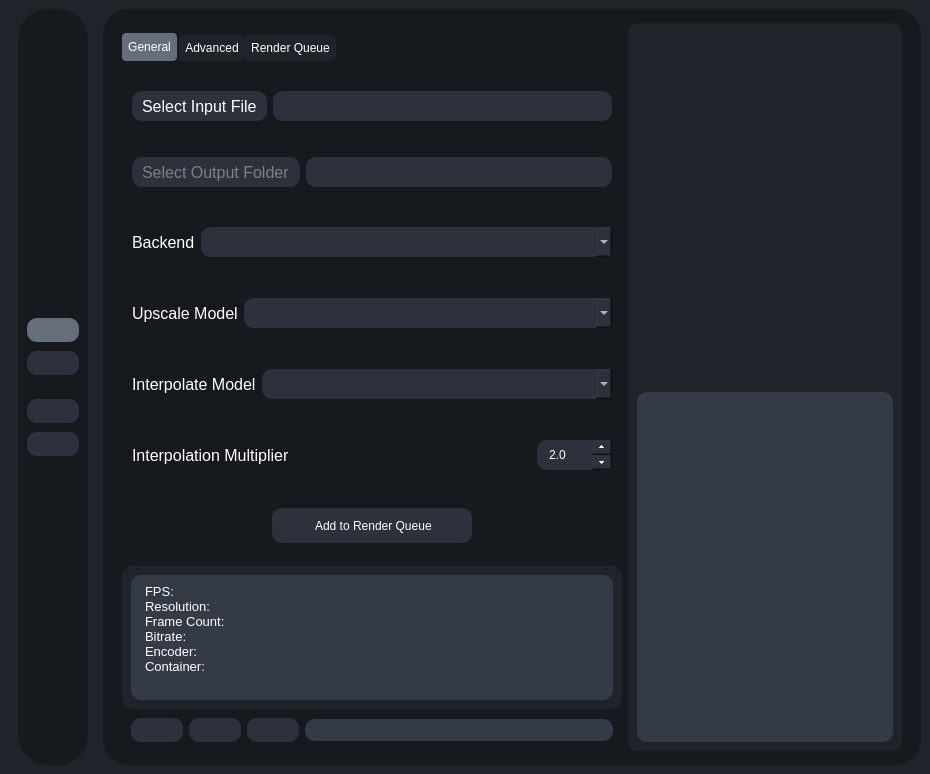
This is testRVEInterface.ui in gokulmc/enhance_crop as Qt 5 draws it before an edit. The edited form follows.
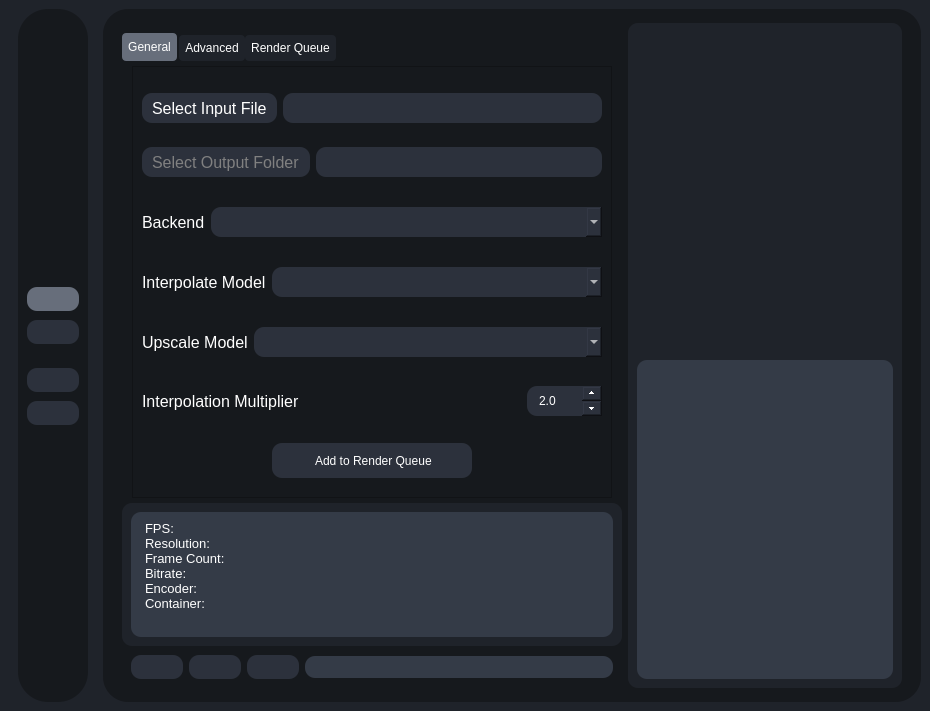
This is the edited form. The open tabs and pages were chosen to show the change. Icons and pictures are not drawn.

Commit message: add scroll menus to allow for gui to be more compact

```diff
--- a/testRVEInterface.ui
+++ b/testRVEInterface.ui
@@ -90,7 +90,61 @@
 color:#fff;
 background-color:#fff;
 }
+QScrollBar:vertical{
+	max-width: 8px;
+	}
+QScrollBar:horizontal{
+	max-height: 8px;
+	}
+QScrollBar::handle{
+		border-radius:4px;
+        background: #fff;
+}
 
+
+        QScrollBar::handle:vertical:hover {
+            background: gray;
+        }
+
+        QScrollBar::add-line:vertical, QScrollBar::sub-line:vertical {
+            border: none;
+            background: transparent;
+            width: 0px;
+            height: 0px;
+        }
+
+        QScrollBar::up-arrow:vertical, QScrollBar::down-arrow:vertical {
+            border: none;
+            background: none;
+        }
+
+        /* Horizontal scrollbar */
+        
+
+        QScrollBar::handle:horizontal:hover {
+            background: #0c66c2;
+        }
+
+        QScrollBar::add-line:horizontal, QScrollBar::sub-line:horizontal {
+            border: none;
+            background: #f0f0f0;
+            height: 0px;
+            width: 0px;
+        }
+
+        QScrollBar::left-arrow:horizontal, QScrollBar::right-arrow:horizontal {
+            border: none;
+            background: none;
+        }
+
+QScrollBar:vertical{
+		background:transparent; /*change background here*/
+		color:#2c313c;
+}
+QScrollBar:horizontal{
+		background:#2c313c; /*change background here*/
+		color:transparent;
+}
 </string>
   </property>
   <widget class="QWidget" name="centralwidget">
@@ -184,68 +238,7 @@
 border-radius: 10px;
 padding:5px 10px;
 }
-
-QScrollBar::handle:vertical {
-            background: #fff;
-			color: black;
-            min-height: 30px;
-            border-radius: 6px;
-        }
-
-        QScrollBar::handle:vertical:hover {
-            background: gray;
-        }
-
-        QScrollBar::add-line:vertical, QScrollBar::sub-line:vertical {
-            border: none;
-            background: transparent;
-            width: 0px;
-            height: 0px;
-        }
-
-        QScrollBar::up-arrow:vertical, QScrollBar::down-arrow:vertical {
-            border: none;
-            background: none;
-        }
-
-        /* Horizontal scrollbar */
-        QScrollBar:horizontal {
-            border: 1px solid #bbb;
-            background: #f0f0f0;
-            height: 12px;
-            margin: 0px, 0px, 0px, 0px;
-        }
-
-        QScrollBar::handle:horizontal {
-            background: #4285f4;
-            min-width: 30px;
-            border-radius: 6px;
-        }
-
-        QScrollBar::handle:horizontal:hover {
-            background: #0c66c2;
-        }
-
-        QScrollBar::add-line:horizontal, QScrollBar::sub-line:horizontal {
-            border: none;
-            background: #f0f0f0;
-            height: 0px;
-            width: 0px;
-        }
-
-        QScrollBar::left-arrow:horizontal, QScrollBar::right-arrow:horizontal {
-            border: none;
-            background: none;
-        }
-
-QScrollBar:vertical{
-		background:#2c313c; /*change background here*/
-		color:transparent;
-}
-QScrollBar:horizontal{
-		background:#2c313c; /*change background here*/
-		color:transparent;
-}</string>
+</string>
              </property>
              <layout class="QGridLayout" name="gridLayout_2">
               <item row="4" column="0">
@@ -583,61 +576,7 @@
             QTabBar::tab:only-one {
                 margin: 0; /* if there is only one tab, it should not overlap */
             }
-QScrollBar::handle:vertical {
-            background: #fff;
-            min-height: 30px;
-            border-radius: 6px;
-        }
 
-        QScrollBar::handle:vertical:hover {
-            background: gray;
-        }
-
-        QScrollBar::add-line:vertical, QScrollBar::sub-line:vertical {
-            border: none;
-            background: transparent;
-            width: 0px;
-            height: 0px;
-        }
-
-        QScrollBar::up-arrow:vertical, QScrollBar::down-arrow:vertical {
-            border: none;
-            background: none;
-        }
-
-        /* Horizontal scrollbar */
-        
-        QScrollBar::handle:horizontal {
-            background: #4285f4;
-            min-width: 30px;
-            border-radius: 6px;
-        }
-
-        QScrollBar::handle:horizontal:hover {
-            background: #0c66c2;
-        }
-
-        QScrollBar::add-line:horizontal, QScrollBar::sub-line:horizontal {
-            border: none;
-            background: #f0f0f0;
-            height: 0px;
-            width: 0px;
-        }
-
-        QScrollBar::left-arrow:horizontal, QScrollBar::right-arrow:horizontal {
-            border: none;
-            background: none;
-        }
-
-QScrollBar:vertical{
-		background:transparent; /*change background here*/
-       border-radius:5px;
-		color:#2c313c;
-}
-QScrollBar:horizontal{
-		background:#2c313c; /*change background here*/
-		color:transparent;
-}
 
 QListWidget{
 background-color:#16191d
@@ -738,6 +677,54 @@
                       <number>0</number>
                      </property>
                      <item>
+                      <widget class="QWidget" name="widget_5" native="true">
+                       <layout class="QHBoxLayout" name="horizontalLayout_13">
+                        <property name="leftMargin">
+                         <number>0</number>
+                        </property>
+                        <property name="topMargin">
+                         <number>0</number>
+                        </property>
+                        <property name="rightMargin">
+                         <number>0</number>
+                        </property>
+                        <property name="bottomMargin">
+                         <number>0</number>
+                        </property>
+                        <item>
+                         <widget class="QScrollArea" name="scrollArea_4">
+                          <property name="sizePolicy">
+                           <sizepolicy hsizetype="Preferred" vsizetype="Preferred">
+                            <horstretch>0</horstretch>
+                            <verstretch>0</verstretch>
+                           </sizepolicy>
+                          </property>
+                          <property name="maximumSize">
+                           <size>
+                            <width>16777215</width>
+                            <height>500</height>
+                           </size>
+                          </property>
+                          <property name="verticalScrollBarPolicy">
+                           <enum>Qt::ScrollBarPolicy::ScrollBarAsNeeded</enum>
+                          </property>
+                          <property name="sizeAdjustPolicy">
+                           <enum>QAbstractScrollArea::SizeAdjustPolicy::AdjustToContents</enum>
+                          </property>
+                          <property name="widgetResizable">
+                           <bool>true</bool>
+                          </property>
+                          <widget class="QWidget" name="scrollAreaWidgetContents_4">
+                           <property name="geometry">
+                            <rect>
+                             <x>0</x>
+                             <y>0</y>
+                             <width>478</width>
+                             <height>445</height>
+                            </rect>
+                           </property>
+                           <layout class="QVBoxLayout" name="verticalLayout_32">
+                            <item>
                       <widget class="QWidget" name="inputFileContainer" native="true">
                        <layout class="QHBoxLayout" name="horizontalLayout_4">
                         <property name="leftMargin">
@@ -781,6 +768,12 @@
                         </item>
                         <item>
                          <widget class="QLineEdit" name="inputFileText">
+                                 <property name="sizePolicy">
+                                  <sizepolicy hsizetype="MinimumExpanding" vsizetype="Fixed">
+                                   <horstretch>0</horstretch>
+                                   <verstretch>0</verstretch>
+                                  </sizepolicy>
+                                 </property>
                           <property name="minimumSize">
                            <size>
                             <width>0</width>
@@ -851,6 +844,12 @@
                           <property name="enabled">
                            <bool>false</bool>
                           </property>
+                                 <property name="sizePolicy">
+                                  <sizepolicy hsizetype="MinimumExpanding" vsizetype="Fixed">
+                                   <horstretch>0</horstretch>
+                                   <verstretch>0</verstretch>
+                                  </sizepolicy>
+                                 </property>
                           <property name="minimumSize">
                            <size>
                             <width>0</width>
@@ -898,7 +897,7 @@
                         <item>
                          <widget class="QComboBox" name="backendComboBox">
                           <property name="sizePolicy">
-                           <sizepolicy hsizetype="Expanding" vsizetype="Fixed">
+                                  <sizepolicy hsizetype="MinimumExpanding" vsizetype="Fixed">
                             <horstretch>0</horstretch>
                             <verstretch>0</verstretch>
                            </sizepolicy>
@@ -920,6 +919,58 @@
                        </layout>
                       </widget>
                      </item>
+                            <item>
+                             <widget class="QWidget" name="widget_28" native="true">
+                              <layout class="QHBoxLayout" name="horizontalLayout_45">
+                               <property name="leftMargin">
+                                <number>0</number>
+                               </property>
+                               <property name="topMargin">
+                                <number>0</number>
+                               </property>
+                               <property name="rightMargin">
+                                <number>0</number>
+                               </property>
+                               <property name="bottomMargin">
+                                <number>0</number>
+                               </property>
+                               <item>
+                                <widget class="QLabel" name="label_14">
+                                 <property name="font">
+                                  <font>
+                                   <pointsize>12</pointsize>
+                                  </font>
+                                 </property>
+                                 <property name="text">
+                                  <string>Interpolate Model</string>
+                                 </property>
+                                </widget>
+                               </item>
+                               <item>
+                                <widget class="QComboBox" name="interpolateModelComboBox">
+                                 <property name="sizePolicy">
+                                  <sizepolicy hsizetype="MinimumExpanding" vsizetype="Fixed">
+                                   <horstretch>0</horstretch>
+                                   <verstretch>0</verstretch>
+                                  </sizepolicy>
+                                 </property>
+                                 <property name="minimumSize">
+                                  <size>
+                                   <width>250</width>
+                                   <height>0</height>
+                                  </size>
+                                 </property>
+                                 <property name="maximumSize">
+                                  <size>
+                                   <width>16777215</width>
+                                   <height>30</height>
+                                  </size>
+                                 </property>
+                                </widget>
+                               </item>
+                              </layout>
+                             </widget>
+                            </item>
                      <item>
                       <widget class="QWidget" name="widget" native="true">
                        <layout class="QHBoxLayout" name="horizontalLayout">
@@ -950,59 +1001,7 @@
                         <item>
                          <widget class="QComboBox" name="upscaleModelComboBox">
                           <property name="sizePolicy">
-                           <sizepolicy hsizetype="Expanding" vsizetype="Fixed">
-                            <horstretch>0</horstretch>
-                            <verstretch>0</verstretch>
-                           </sizepolicy>
-                          </property>
-                          <property name="minimumSize">
-                           <size>
-                            <width>250</width>
-                            <height>0</height>
-                           </size>
-                          </property>
-                          <property name="maximumSize">
-                           <size>
-                            <width>16777215</width>
-                            <height>30</height>
-                           </size>
-                          </property>
-                         </widget>
-                        </item>
-                       </layout>
-                      </widget>
-                     </item>
-                     <item>
-                      <widget class="QWidget" name="widget_5" native="true">
-                       <layout class="QHBoxLayout" name="horizontalLayout_13">
-                        <property name="leftMargin">
-                         <number>0</number>
-                        </property>
-                        <property name="topMargin">
-                         <number>0</number>
-                        </property>
-                        <property name="rightMargin">
-                         <number>0</number>
-                        </property>
-                        <property name="bottomMargin">
-                         <number>0</number>
-                        </property>
-                        <item>
-                         <widget class="QLabel" name="label_14">
-                          <property name="font">
-                           <font>
-                            <pointsize>12</pointsize>
-                           </font>
-                          </property>
-                          <property name="text">
-                           <string>Interpolate Model</string>
-                          </property>
-                         </widget>
-                        </item>
-                        <item>
-                         <widget class="QComboBox" name="interpolateModelComboBox">
-                          <property name="sizePolicy">
-                           <sizepolicy hsizetype="Expanding" vsizetype="Fixed">
+                                  <sizepolicy hsizetype="MinimumExpanding" vsizetype="Fixed">
                             <horstretch>0</horstretch>
                             <verstretch>0</verstretch>
                            </sizepolicy>
@@ -1148,6 +1147,13 @@
                      </item>
                     </layout>
                    </widget>
+                         </widget>
+                        </item>
+                       </layout>
+                      </widget>
+                     </item>
+                    </layout>
+                   </widget>
                    <widget class="QWidget" name="advancedSettings">
                     <property name="sizePolicy">
                      <sizepolicy hsizetype="MinimumExpanding" vsizetype="MinimumExpanding">
@@ -1166,6 +1172,21 @@
                     </attribute>
                     <layout class="QVBoxLayout" name="verticalLayout_29">
                      <item>
+                      <widget class="QScrollArea" name="scrollArea_5">
+                       <property name="widgetResizable">
+                        <bool>true</bool>
+                       </property>
+                       <widget class="QWidget" name="scrollAreaWidgetContents_5">
+                        <property name="geometry">
+                         <rect>
+                          <x>0</x>
+                          <y>0</y>
+                          <width>452</width>
+                          <height>482</height>
+                         </rect>
+                        </property>
+                        <layout class="QVBoxLayout" name="verticalLayout_33">
+                         <item>
                       <widget class="QWidget" name="generalContainer" native="true">
                        <property name="sizePolicy">
                         <sizepolicy hsizetype="Preferred" vsizetype="Fixed">
@@ -1834,18 +1855,9 @@
                        </layout>
                       </widget>
                      </item>
-                     <item>
-                      <spacer name="verticalSpacer_2">
-                       <property name="orientation">
-                        <enum>Qt::Orientation::Vertical</enum>
-                       </property>
-                       <property name="sizeHint" stdset="0">
-                        <size>
-                         <width>20</width>
-                         <height>40</height>
-                        </size>
-                       </property>
-                      </spacer>
+                        </layout>
+                       </widget>
+                      </widget>
                      </item>
                     </layout>
                    </widget>
@@ -1936,19 +1948,6 @@
                              </property>
                             </widget>
                            </item>
-                           <item>
-                            <spacer name="verticalSpacer_4">
-                             <property name="orientation">
-                              <enum>Qt::Orientation::Vertical</enum>
-                             </property>
-                             <property name="sizeHint" stdset="0">
-                              <size>
-                               <width>20</width>
-                               <height>40</height>
-                              </size>
-                             </property>
-                            </spacer>
-                           </item>
                           </layout>
                          </widget>
                         </item>
@@ -2697,7 +2696,7 @@
                   <rect>
                    <x>0</x>
                    <y>0</y>
-                   <width>458</width>
+                   <width>470</width>
                    <height>506</height>
                   </rect>
                  </property>
@@ -3206,7 +3205,7 @@
                              <widget class="QComboBox" name="encoder">
                               <property name="minimumSize">
                                <size>
-                                <width>200</width>
+                                <width>0</width>
                                 <height>0</height>
                                </size>
                               </property>
@@ -3394,7 +3393,7 @@
                              <widget class="QComboBox" name="video_quality">
                               <property name="minimumSize">
                                <size>
-                                <width>100</width>
+                                <width>0</width>
                                 <height>0</height>
                                </size>
                               </property>
@@ -3477,7 +3476,7 @@
                              <widget class="QComboBox" name="video_pixel_format">
                               <property name="minimumSize">
                                <size>
-                                <width>100</width>
+                                <width>0</width>
                                 <height>0</height>
                                </size>
                               </property>
@@ -3570,7 +3569,7 @@
                              <widget class="QComboBox" name="audio_encoder">
                               <property name="minimumSize">
                                <size>
-                                <width>200</width>
+                                <width>0</width>
                                 <height>0</height>
                                </size>
                               </property>
@@ -3653,7 +3652,7 @@
                              <widget class="QComboBox" name="audio_bitrate">
                               <property name="minimumSize">
                                <size>
-                                <width>100</width>
+                                <width>0</width>
                                 <height>0</height>
                                </size>
                               </property>
@@ -3754,7 +3753,7 @@
                              <widget class="QComboBox" name="subtitle_encoder">
                               <property name="minimumSize">
                                <size>
-                                <width>200</width>
+                                <width>0</width>
                                 <height>0</height>
                                </size>
                               </property>
@@ -4034,7 +4033,7 @@
                              <property name="minimumSize">
                               <size>
                                <width>0</width>
-                               <height>30</height>
+                               <height>0</height>
                               </size>
                              </property>
                             </widget>
@@ -4085,7 +4084,7 @@
                              <property name="minimumSize">
                               <size>
                                <width>0</width>
-                               <height>30</height>
+                               <height>0</height>
                               </size>
                              </property>
                             </widget>
@@ -4331,63 +4330,7 @@
 background-color:white;
 }
 
-QScrollBar::handle:vertical {
-            background: #fff;
-			color: black;
-            min-height: 30px;
-            border-radius: 6px;
-        }
-
-        QScrollBar::handle:vertical:hover {
-            background: gray;
-        }
-
-        QScrollBar::add-line:vertical, QScrollBar::sub-line:vertical {
-            border: none;
-            background: transparent;
-            width: 0px;
-            height: 0px;
-        }
-
-        QScrollBar::up-arrow:vertical, QScrollBar::down-arrow:vertical {
-            border: none;
-            background: none;
-        }
-
-        /* Horizontal scrollbar */
-
-
-        QScrollBar::handle:horizontal {
-            background: #fff;
-			color: black;
-            min-height: 30px;
-            border-radius: 6px;
-        }
-
-        QScrollBar::handle:horizontal:hover {
-            background: gray;
-        }
-
-        QScrollBar::add-line:horizontal, QScrollBar::sub-line:horizontal {
-            border: none;
-            background: transparent;
-            width: 0px;
-            height: 0px;
-        }
-
-        QScrollBar::left-arrow:horizontal, QScrollBar::right-arrow:horizontal {
-            border: none;
-            background: none;
-        }
-
-QScrollBar:vertical{
-		background:#16191d; /*change background here*/
-		color:transparent;
-}
-QScrollBar:horizontal{
-		background:#16191d; /*change background here*/
-		color:transparent;
-}</string>
+</string>
              </property>
              <layout class="QGridLayout" name="gridLayout_5">
               <item row="2" column="0">
```
Lines whose indentation alone changed are shown as unchanged. The commit also changes 1 other file.
